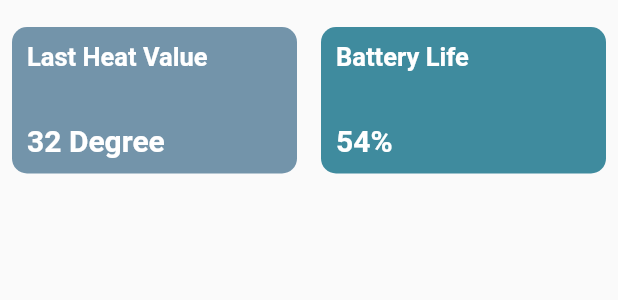
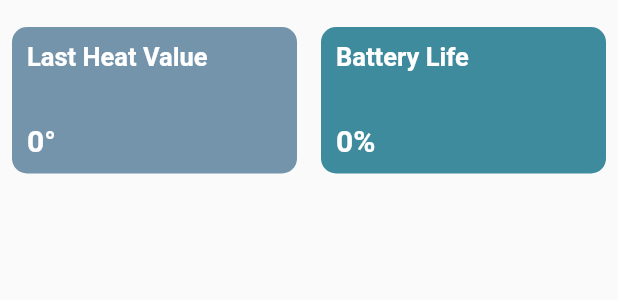
Before and after one commit to sonerozasik/SensorProject, a Flutter app: the StatsGrid widget shown alone on an empty page, opened directly, on a phone screen of 412 x 824 dp. Shown: the top 300 px of the screen. Run offline on Flutter 3.47's test engine with Material 2 defaults, Android fonts, the light colour scheme and no system bars; our stand-ins replace fl_chart; missing offline and left inert: time_chart; network calls fail.

Commit message:
Add files via upload

```diff
--- a/Mobile/sensor_mobile/lib/LoginScreen.dart
+++ b/Mobile/sensor_mobile/lib/LoginScreen.dart
@@ -193,7 +193,7 @@ class _LoginScreenState extends State<LoginScreen> {
         elevation: 5.0,
         onPressed: () {
           Navigator.push(
-              context, MaterialPageRoute(builder: (context) => ApiScreen()));
+              context, MaterialPageRoute(builder: (context) => homeScreen()));
         },
         padding: EdgeInsets.all(15.0),
         shape: RoundedRectangleBorder(
--- a/Mobile/sensor_mobile/lib/dashboard_grid.dart
+++ b/Mobile/sensor_mobile/lib/dashboard_grid.dart
@@ -1,7 +1,49 @@
+import 'dart:async';
+
+import 'package:fl_chart/fl_chart.dart';
 import 'package:flutter/material.dart';
+import 'package:sensor_mobile/lineChart.dart';
+import 'package:sensor_mobile/models/post.dart';
+import 'package:sensor_mobile/services/remote_service.dart';
 
-class StatsGrid extends StatelessWidget {
+class StatsGrid extends StatefulWidget {
   @override
+  _StatsGridState createState() => _StatsGridState();
+}
+
+class _StatsGridState extends State<StatsGrid> {
+  List<Post>? posts;
+  Timer? timer;
+  var isLoaded = false;
+  var len = 0;
+  var lastheat = 0;
+  var lastbattery = 0;
+  List<FlSpot>? spots = [FlSpot(2.0, 3.0)];
+  @override
+  void initState() {
+    super.initState();
+    timer = Timer.periodic(const Duration(seconds: 5), (Timer t) => getData());
+  }
+
+  getData() async {
+    posts = await RemoteService().getPosts();
+    if (posts != null) {
+      setState(() {
+        isLoaded = true;
+        len = posts!.length;
+        lastheat = posts![len - 1].sicaklik;
+        lastbattery = posts![len - 1].pil;
+      });
+      spots!.add(FlSpot(2, posts![2].pil.toDouble()));
+      print(spots);
+    }
+  }
+
+  void dispose() {
+    timer?.cancel();
+    super.dispose();
+  }
+
   Widget build(BuildContext context) {
     return Container(
       height: MediaQuery.of(context).size.height * 0.15,
@@ -13,11 +55,11 @@ class StatsGrid extends StatelessWidget {
           Flexible(
             child: Row(
               children: <Widget>[
-                _buildStatCard('Last Heat Value', '32 Degree',
+                _buildStatCard('Last Heat Value', lastheat.toString() + "°",
                     Color.fromARGB(255, 115, 148, 170)),
                 _buildStatCard(
                   'Battery Life',
-                  '54%',
+                  lastbattery.toString() + '%',
                   Color.fromARGB(255, 63, 139, 158),
                 ),
               ],
@@ -51,6 +93,7 @@ class StatsGrid extends StatelessWidget {
             ),
             Text(
               count,
+              textAlign: TextAlign.center,
               style: const TextStyle(
                 color: Colors.white,
                 fontSize: 20.0,
--- a/Mobile/sensor_mobile/lib/home_dashboard.dart
+++ b/Mobile/sensor_mobile/lib/home_dashboard.dart
@@ -23,7 +23,7 @@ class _homeScreenState extends State<homeScreen> {
                 child: StatsGrid(),
               ),
             ),
-            const SliverPadding(
+            SliverPadding(
               padding: EdgeInsets.symmetric(horizontal: 10),
               sliver: SliverToBoxAdapter(
                 child: LineChartView(),
```
Also changed, not shown: Mobile/sensor_mobile/lib/lineChart.dart (+3 -27 lines).
